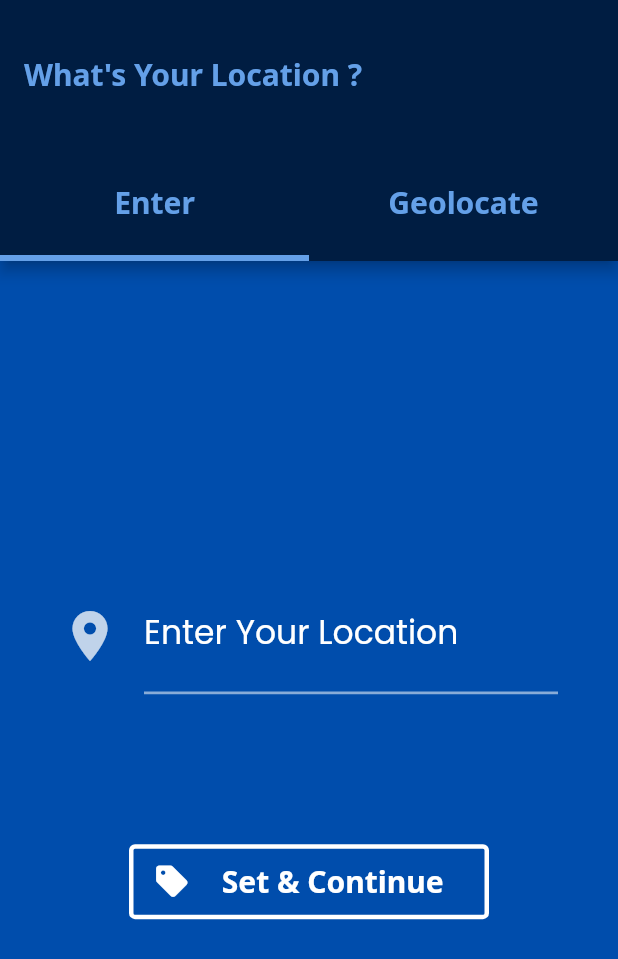
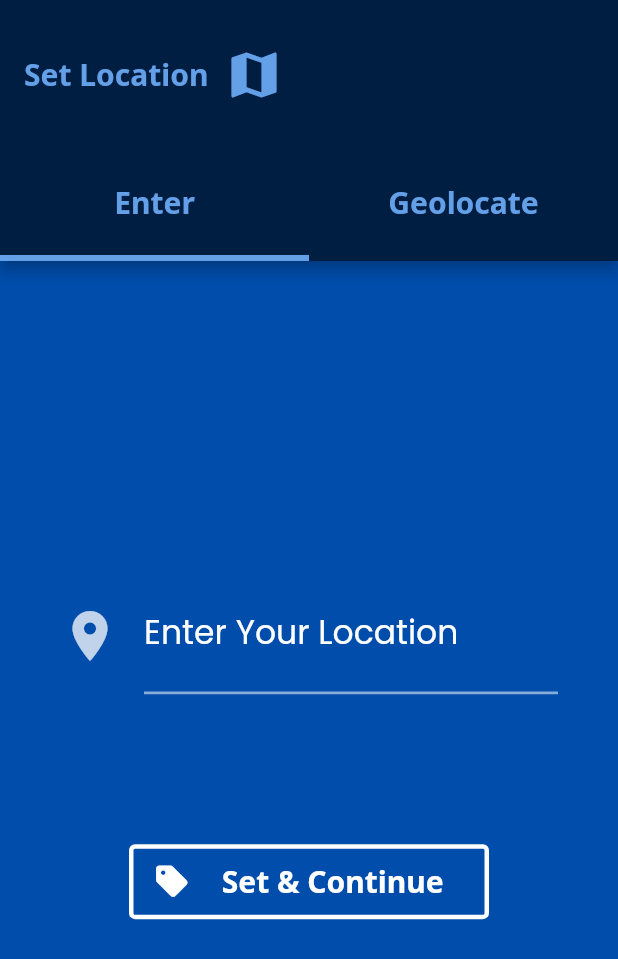
Before and after one commit to Rakiul-Islam/MausamCast, a Flutter app: the screen it shows after launch, on a phone screen of 412 x 824 dp. Shown: the top 959 px of the screen. Run offline on Flutter 3.47's test engine with Material 2 defaults, Android fonts, the phone set to English and light mode, and no system bars; our stand-ins replace fl_chart, geolocator, google_fonts.

Commit message:
26-10-2023

```diff
--- a/lib/screens/set_location_page.dart
+++ b/lib/screens/set_location_page.dart
@@ -45,15 +45,24 @@ class _CustomTabsState extends State<CustomTabs>
       appBar: AppBar(
         backgroundColor: Color.fromARGB(255, 0, 29, 66),
         toolbarHeight: 100,
-        title: Text(
-          "What's Your Location ?",
-          style: GoogleFonts.notoSans(
-            textStyle: const TextStyle(
-              fontSize: 20,
-              fontWeight: FontWeight.bold,
+        title: Row(
+          children: [
+            Text(
+              "Set Location  ",
+              style: GoogleFonts.notoSans(
+                textStyle: const TextStyle(
+                  fontSize: 20,
+                  fontWeight: FontWeight.bold,
+                  color: Color.fromARGB(255, 100, 160, 232),
+                ),
+              ),
+            ),
+            const Icon(
               color: Color.fromARGB(255, 100, 160, 232),
+              Icons.map,
+              size: 40,
             ),
-          ),
+          ],
         ),
         bottom: TabBar(
           indicatorWeight: 4.0,
```
